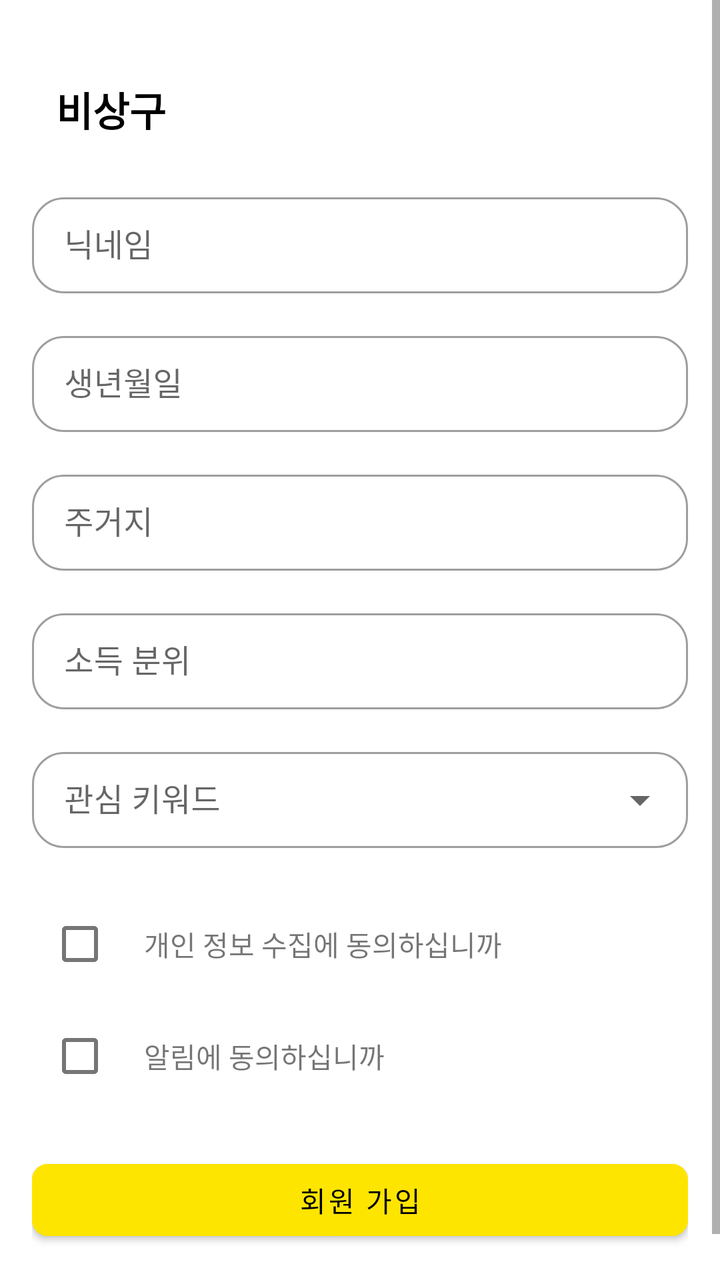
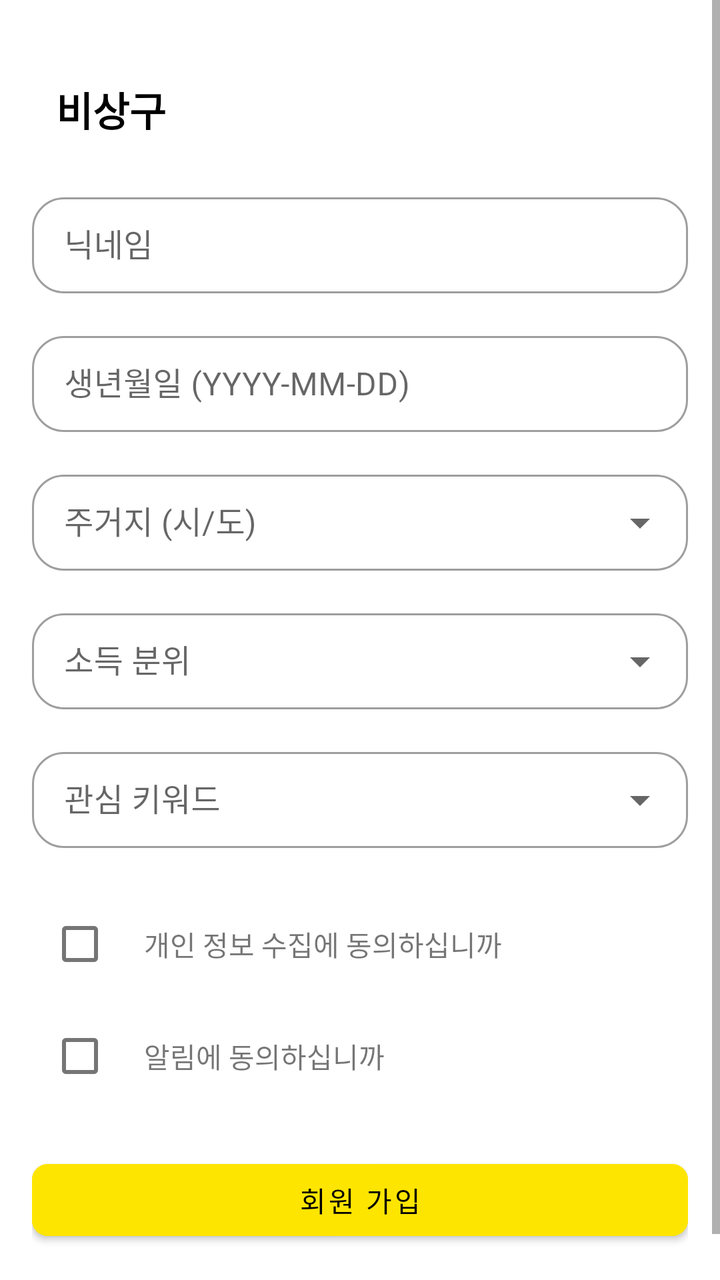

The first picture is an Android layout as it rendered before a commit; the second is the same layout after the commit. The layout source and the unified diff follow.
<!-- AndroidManifest.xml: application theme Theme.ExitSW -->
<!-- res/layout/activity_signup.xml -->
<?xml version="1.0" encoding="utf-8"?>
<ScrollView
    xmlns:android="http://schemas.android.com/apk/res/android"
    xmlns:app="http://schemas.android.com/apk/res-auto"
    xmlns:tools="http://schemas.android.com/tools"
    android:layout_width="match_parent"
    android:layout_height="match_parent"
    android:background="#FFFFFF"
    tools:theme="@style/Theme.MaterialComponents.DayNight">

    <LinearLayout
        android:layout_width="match_parent"
        android:layout_height="wrap_content"
        android:orientation="vertical"
        android:gravity="center_horizontal"
        android:padding="16dp">

        
        <TextView
            android:id="@+id/tvTitle"
            android:layout_width="match_parent"
            android:layout_height="wrap_content"
            android:text="비상구"
            android:textSize="20sp"
            android:textStyle="bold"
            android:textColor="#000"
            android:gravity="start"
            android:layout_marginTop="24dp"
            android:layout_marginStart="8dp"/>

        
        <com.google.android.material.textfield.TextInputLayout
            style="@style/Widget.MaterialComponents.TextInputLayout.OutlinedBox"
            android:layout_width="match_parent"
            android:layout_height="wrap_content"
            android:layout_marginTop="24dp"
            android:maxWidth="360dp"
            app:boxCornerRadiusTopStart="16dp"
            app:boxCornerRadiusTopEnd="16dp"
            app:boxCornerRadiusBottomStart="16dp"
            app:boxCornerRadiusBottomEnd="16dp"
            android:elevation="2dp">

            <com.google.android.material.textfield.TextInputEditText
                android:id="@+id/etNickname"
                android:layout_width="match_parent"
                android:layout_height="wrap_content"
                android:hint="닉네임"
                android:inputType="textPersonName"
                android:minHeight="48dp"
                android:paddingTop="12dp"
                android:paddingBottom="12dp"/>
        </com.google.android.material.textfield.TextInputLayout>

        
        <com.google.android.material.textfield.TextInputLayout
            style="@style/Widget.MaterialComponents.TextInputLayout.OutlinedBox"
            android:layout_width="match_parent"
            android:layout_height="wrap_content"
            android:layout_marginTop="16dp"
            android:maxWidth="360dp"
            app:boxCornerRadiusTopStart="16dp"
            app:boxCornerRadiusTopEnd="16dp"
            app:boxCornerRadiusBottomStart="16dp"
            app:boxCornerRadiusBottomEnd="16dp"
            android:elevation="2dp">

            <com.google.android.material.textfield.TextInputEditText
                android:id="@+id/etBirth"
                android:layout_width="match_parent"
                android:layout_height="wrap_content"
                android:hint="생년월일"
                android:inputType="date"
                android:minHeight="48dp"
                android:paddingTop="12dp"
                android:paddingBottom="12dp"/>
        </com.google.android.material.textfield.TextInputLayout>

        
        <com.google.android.material.textfield.TextInputLayout
            style="@style/Widget.MaterialComponents.TextInputLayout.OutlinedBox"
            android:layout_width="match_parent"
            android:layout_height="wrap_content"
            android:layout_marginTop="16dp"
            android:maxWidth="360dp"
            app:boxCornerRadiusTopStart="16dp"
            app:boxCornerRadiusTopEnd="16dp"
            app:boxCornerRadiusBottomStart="16dp"
            app:boxCornerRadiusBottomEnd="16dp"
            android:elevation="2dp">

            <com.google.android.material.textfield.TextInputEditText
                android:id="@+id/etAddress"
                android:layout_width="match_parent"
                android:layout_height="wrap_content"
                android:hint="주거지"
                android:inputType="textPostalAddress"
                android:minHeight="48dp"
                android:paddingTop="12dp"
                android:paddingBottom="12dp"/>
        </com.google.android.material.textfield.TextInputLayout>

        
        <com.google.android.material.textfield.TextInputLayout
            style="@style/Widget.MaterialComponents.TextInputLayout.OutlinedBox"
            android:layout_width="match_parent"
            android:layout_height="wrap_content"
            android:layout_marginTop="16dp"
            android:maxWidth="360dp"
            app:boxCornerRadiusTopStart="16dp"
            app:boxCornerRadiusTopEnd="16dp"
            app:boxCornerRadiusBottomStart="16dp"
            app:boxCornerRadiusBottomEnd="16dp"
            android:elevation="2dp">

            <com.google.android.material.textfield.TextInputEditText
                android:id="@+id/etIncome"
                android:layout_width="match_parent"
                android:layout_height="wrap_content"
                android:hint="소득 분위"
                android:inputType="number"
                android:minHeight="48dp"
                android:paddingTop="12dp"
                android:paddingBottom="12dp"/>
        </com.google.android.material.textfield.TextInputLayout>

        
        <com.google.android.material.textfield.TextInputLayout
            style="@style/Widget.MaterialComponents.TextInputLayout.OutlinedBox.ExposedDropdownMenu"
            android:layout_width="match_parent"
            android:layout_height="wrap_content"
            android:layout_marginTop="16dp"
            android:maxWidth="360dp"
            android:hint="관심 키워드"
            app:boxCornerRadiusTopStart="16dp"
            app:boxCornerRadiusTopEnd="16dp"
            app:boxCornerRadiusBottomStart="16dp"
            app:boxCornerRadiusBottomEnd="16dp"
            android:elevation="2dp">

            <com.google.android.material.textfield.MaterialAutoCompleteTextView
                android:id="@+id/actvKeyword"
                android:layout_width="match_parent"
                android:layout_height="wrap_content"
                android:textStyle="normal"
                android:minHeight="48dp"
                android:paddingTop="12dp"
                android:paddingBottom="12dp"
                tools:ignore="SpeakableTextPresent"/>
        </com.google.android.material.textfield.TextInputLayout>

        
        <LinearLayout
            android:layout_width="match_parent"
            android:layout_height="wrap_content"
            android:layout_marginTop="24dp"
            android:orientation="horizontal"
            android:gravity="center_vertical"
            android:maxWidth="360dp"
            android:minHeight="48dp">

            <CheckBox
                android:id="@+id/cbAgreeInfo"
                android:layout_width="wrap_content"
                android:layout_height="wrap_content"
                android:minWidth="48dp"
                android:minHeight="48dp"/>

            <TextView
                android:id="@+id/tvAgreeInfo"
                android:layout_width="wrap_content"
                android:layout_height="wrap_content"
                android:text="개인 정보 수집에 동의하십니까"
                android:layout_marginStart="8dp"
                android:textSize="14sp"/>
        </LinearLayout>

        <LinearLayout
            android:layout_width="match_parent"
            android:layout_height="wrap_content"
            android:layout_marginTop="8dp"
            android:orientation="horizontal"
            android:gravity="center_vertical"
            android:maxWidth="360dp"
            android:minHeight="48dp">

            <CheckBox
                android:id="@+id/cbAgreeNotify"
                android:layout_width="wrap_content"
                android:layout_height="wrap_content"
                android:minWidth="48dp"
                android:minHeight="48dp"/>

            <TextView
                android:id="@+id/tvAgreeNotify"
                android:layout_width="wrap_content"
                android:layout_height="wrap_content"
                android:text="알림에 동의하십니까"
                android:layout_marginStart="8dp"
                android:textSize="14sp"/>
        </LinearLayout>

        
        <com.google.android.material.button.MaterialButton
            android:id="@+id/btnSignUp"
            android:layout_width="match_parent"
            android:layout_height="48dp"
            android:layout_marginTop="24dp"
            android:maxWidth="360dp"
            android:backgroundTint="#FEE500"
            android:text="회원 가입"
            android:textColor="#000"
            app:cornerRadius="8dp"/>

        
        <View
            android:layout_width="match_parent"
            android:layout_height="24dp"/>

    </LinearLayout>
</ScrollView>
<!-- resources referenced by this layout -->
<resources>
  <style name="Theme.ExitSW" parent="Theme.MaterialComponents.DayNight.DarkActionBar" />
</resources>

<!-- the commit's change to res/layout/activity_signup.xml (unified diff, before → after) -->
@@ -23,7 +23,7 @@
             android:text="비상구"
             android:textSize="20sp"
             android:textStyle="bold"
-            android:textColor="#000"
+            android:textColor="#000000"
             android:gravity="start"
             android:layout_marginTop="24dp"
             android:layout_marginStart="8dp"/>
@@ -69,8 +69,10 @@
                 android:id="@+id/etBirth"
                 android:layout_width="match_parent"
                 android:layout_height="wrap_content"
-                android:hint="생년월일"
-                android:inputType="date"
+                android:hint="생년월일 (YYYY-MM-DD)"
+                android:focusable="false"
+                android:clickable="true"
+                android:inputType="none"
                 android:minHeight="48dp"
                 android:paddingTop="12dp"
                 android:paddingBottom="12dp"/>
@@ -78,71 +80,79 @@
 
         
         <com.google.android.material.textfield.TextInputLayout
-            style="@style/Widget.MaterialComponents.TextInputLayout.OutlinedBox"
-            android:layout_width="match_parent"
-            android:layout_height="wrap_content"
-            android:layout_marginTop="16dp"
-            android:maxWidth="360dp"
-            app:boxCornerRadiusTopStart="16dp"
-            app:boxCornerRadiusTopEnd="16dp"
-            app:boxCornerRadiusBottomStart="16dp"
-            app:boxCornerRadiusBottomEnd="16dp"
-            android:elevation="2dp">
-
-            <com.google.android.material.textfield.TextInputEditText
-                android:id="@+id/etAddress"
-                android:layout_width="match_parent"
-                android:layout_height="wrap_content"
-                android:hint="주거지"
-                android:inputType="textPostalAddress"
-                android:minHeight="48dp"
-                android:paddingTop="12dp"
-                android:paddingBottom="12dp"/>
-        </com.google.android.material.textfield.TextInputLayout>
-
-        
-        <com.google.android.material.textfield.TextInputLayout
-            style="@style/Widget.MaterialComponents.TextInputLayout.OutlinedBox"
-            android:layout_width="match_parent"
-            android:layout_height="wrap_content"
-            android:layout_marginTop="16dp"
-            android:maxWidth="360dp"
-            app:boxCornerRadiusTopStart="16dp"
-            app:boxCornerRadiusTopEnd="16dp"
-            app:boxCornerRadiusBottomStart="16dp"
-            app:boxCornerRadiusBottomEnd="16dp"
-            android:elevation="2dp">
-
-            <com.google.android.material.textfield.TextInputEditText
-                android:id="@+id/etIncome"
-                android:layout_width="match_parent"
-                android:layout_height="wrap_content"
-                android:hint="소득 분위"
-                android:inputType="number"
-                android:minHeight="48dp"
-                android:paddingTop="12dp"
-                android:paddingBottom="12dp"/>
-        </com.google.android.material.textfield.TextInputLayout>
-
-        
-        <com.google.android.material.textfield.TextInputLayout
             style="@style/Widget.MaterialComponents.TextInputLayout.OutlinedBox.ExposedDropdownMenu"
             android:layout_width="match_parent"
             android:layout_height="wrap_content"
             android:layout_marginTop="16dp"
             android:maxWidth="360dp"
+            android:hint="주거지 (시/도)"
+            app:boxCornerRadiusTopStart="16dp"
+            app:boxCornerRadiusTopEnd="16dp"
+            app:boxCornerRadiusBottomStart="16dp"
+            app:boxCornerRadiusBottomEnd="16dp"
+            android:elevation="2dp"
+            app:endIconMode="dropdown_menu">
+
+            <com.google.android.material.textfield.MaterialAutoCompleteTextView
+                android:id="@+id/actvRegion"
+                android:layout_width="match_parent"
+                android:layout_height="wrap_content"
+                android:inputType="none"
+                android:entries="@array/kor_regions"
+                android:minHeight="48dp"
+                android:paddingTop="12dp"
+                android:paddingBottom="12dp"
+                tools:ignore="SpeakableTextPresent"/>
+        </com.google.android.material.textfield.TextInputLayout>
+
+        
+        <com.google.android.material.textfield.TextInputLayout
+            style="@style/Widget.MaterialComponents.TextInputLayout.OutlinedBox.ExposedDropdownMenu"
+            android:layout_width="match_parent"
+            android:layout_height="wrap_content"
+            android:layout_marginTop="16dp"
+            android:maxWidth="360dp"
+            android:hint="소득 분위"
+            app:boxCornerRadiusTopStart="16dp"
+            app:boxCornerRadiusTopEnd="16dp"
+            app:boxCornerRadiusBottomStart="16dp"
+            app:boxCornerRadiusBottomEnd="16dp"
+            android:elevation="2dp"
+            app:endIconMode="dropdown_menu">
+
+            <com.google.android.material.textfield.MaterialAutoCompleteTextView
+                android:id="@+id/actvIncome"
+                android:layout_width="match_parent"
+                android:layout_height="wrap_content"
+                android:inputType="none"
+                android:entries="@array/income_brackets"
+                android:minHeight="48dp"
+                android:paddingTop="12dp"
+                android:paddingBottom="12dp"
+                tools:ignore="SpeakableTextPresent"/>
+        </com.google.android.material.textfield.TextInputLayout>
+
+        
+        <com.google.android.material.textfield.TextInputLayout
+            style="@style/Widget.MaterialComponents.TextInputLayout.OutlinedBox.ExposedDropdownMenu"
+            android:layout_width="match_parent"
+            android:layout_height="wrap_content"
+            android:layout_marginTop="16dp"
+            android:maxWidth="360dp"
             android:hint="관심 키워드"
             app:boxCornerRadiusTopStart="16dp"
             app:boxCornerRadiusTopEnd="16dp"
             app:boxCornerRadiusBottomStart="16dp"
             app:boxCornerRadiusBottomEnd="16dp"
-            android:elevation="2dp">
+            android:elevation="2dp"
+            app:endIconMode="dropdown_menu">
 
             <com.google.android.material.textfield.MaterialAutoCompleteTextView
                 android:id="@+id/actvKeyword"
                 android:layout_width="match_parent"
                 android:layout_height="wrap_content"
-                android:textStyle="normal"
+                android:inputType="none"
+                android:entries="@array/interest_keywords"
                 android:minHeight="48dp"
                 android:paddingTop="12dp"
                 android:paddingBottom="12dp"
@@ -209,10 +219,9 @@
             android:maxWidth="360dp"
             android:backgroundTint="#FEE500"
             android:text="회원 가입"
-            android:textColor="#000"
+            android:textColor="#000000"
             app:cornerRadius="8dp"/>
 
-        
         <View
             android:layout_width="match_parent"
             android:layout_height="24dp"/>
<!-- resource entries referenced after the edit -->
@@ -1,5 +1,50 @@
 <!-- resources referenced by this layout -->
 <resources>
-  <style name="Theme.ExitSW" parent="Theme.MaterialComponents.DayNight.DarkActionBar" />
+  <string-array name="income_brackets">
+          <item>1분위</item>
+          <item>2분위</item>
+          <item>3분위</item>
+          <item>4분위</item>
+          <item>5분위</item>
+          <item>6분위</item>
+          <item>7분위</item>
+          <item>8분위</item>
+          <item>9분위</item>
+          <item>10분위</item>
+          <item>차상위</item>
+      </string-array>
+  <string-array name="interest_keywords">
+          <item>주거</item>
+          <item>일자리</item>
+          <item>교육</item>
+          <item>창업</item>
+          <item>금융</item>
+          <item>복지</item>
+          <item>교통</item>
+          <item>문화·체육</item>
+          <item>의료·건강</item>
+          <item>가족·돌봄</item>
+      </string-array>
+  <string-array name="kor_regions">
+          <item>서울특별시</item>
+          <item>부산광역시</item>
+          <item>대구광역시</item>
+          <item>인천광역시</item>
+          <item>광주광역시</item>
+          <item>대전광역시</item>
+          <item>울산광역시</item>
+          <item>세종특별자치시</item>
+          <item>경기도</item>
+          <item>강원특별자치도</item>
+          <item>충청북도</item>
+          <item>충청남도</item>
+          <item>전북특별자치도</item>
+          <item>전라남도</item>
+          <item>경상북도</item>
+          <item>경상남도</item>
+          <item>제주특별자치도</item>
+      </string-array>
+  <style name="Theme.ExitSW" parent="Base.Theme.ExitSW" />
+  <style name="Base.Theme.ExitSW" parent="Theme.MaterialComponents.DayNight.DarkActionBar" />
 </resources>
 
